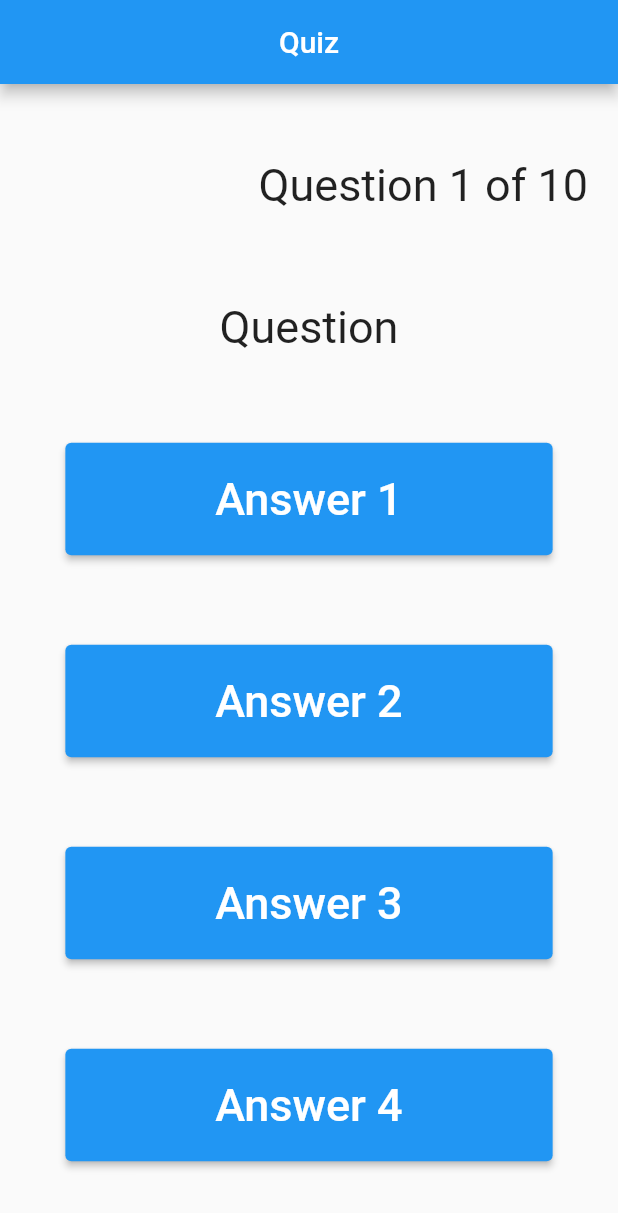
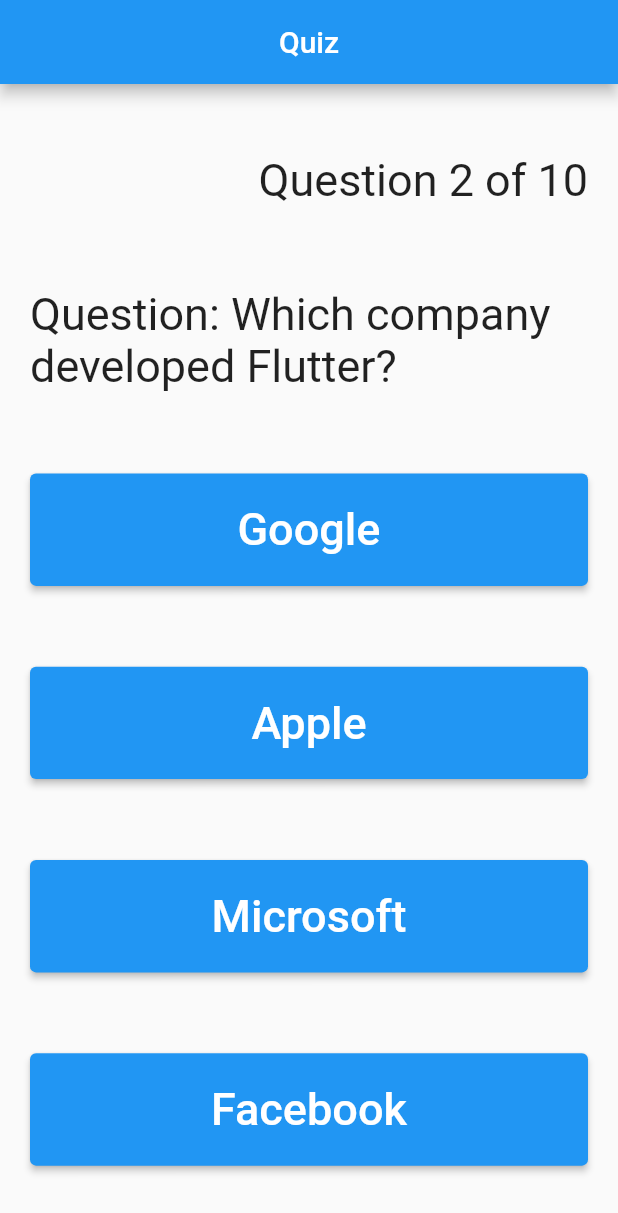
Before and after one commit to kamijidias/Flutter-Projects, a Flutter app: the screen it shows after launch, on a phone screen of 412 x 824 dp. Shown: the top 1213 px of the screen. Run offline on Flutter 3.47's test engine with Material 2 defaults, Android fonts, the phone set to English and light mode, and no system bars.

Commit message:
Criado estrutura de lista de dados na view

```diff
--- a/app_quiz/lib/quizpage.dart
+++ b/app_quiz/lib/quizpage.dart
@@ -94,7 +94,7 @@
       "correct_answer": 0
     });
 
-    print(quiz);
+    int questionNumber = 2;
 
     return MaterialApp(
       home: Scaffold(
@@ -106,59 +106,71 @@
           child: Column(
             mainAxisAlignment: MainAxisAlignment.spaceAround,
             children: [
-              const Align(
+              Align(
                 alignment: Alignment.topRight,
                 child: Text(
-                  'Question 1 of 10',
-                  style: TextStyle(fontSize: 30),
+                  'Question $questionNumber of 10',
+                  style: const TextStyle(fontSize: 30),
                 ),
               ),
-              const Text(
-                'Question',
-                style: TextStyle(fontSize: 30),
+              Text(
+                'Question: ${quiz[questionNumber - 1]["Question"]}',
+                style: const TextStyle(fontSize: 30),
               ),
-              ElevatedButton(
+              SizedBox(
+                width: double.infinity,
+                child: ElevatedButton(
                   onPressed: () {
                     print('clicked');
                   },
                   style: ElevatedButton.styleFrom(
                       padding: const EdgeInsets.fromLTRB(100, 20, 100, 20)),
-                child: const Text(
-                  'Answer 1',
-                  style: TextStyle(fontSize: 30),
+                  child: Text(
+                    quiz[questionNumber - 1]["Answer"][0],
+                    style: const TextStyle(fontSize: 30),
                   ),
                 ),
-              ElevatedButton(
+              ),
+              SizedBox(
+                width: double.infinity,
+                child: ElevatedButton(
                   onPressed: () {
                     print('clicked');
                   },
                   style: ElevatedButton.styleFrom(
                       padding: const EdgeInsets.fromLTRB(100, 20, 100, 20)),
-                child: const Text(
-                  'Answer 2',
-                  style: TextStyle(fontSize: 30),
+                  child: Text(
+                    quiz[questionNumber - 1]["Answer"][1],
+                    style: const TextStyle(fontSize: 30),
                   ),
                 ),
-              ElevatedButton(
+              ),
+              SizedBox(
+                width: double.infinity,
+                child: ElevatedButton(
                   onPressed: () {
                     print('clicked');
                   },
                   style: ElevatedButton.styleFrom(
                       padding: const EdgeInsets.fromLTRB(100, 20, 100, 20)),
-                child: const Text(
-                  'Answer 3',
-                  style: TextStyle(fontSize: 30),
+                  child: Text(
+                    quiz[questionNumber - 1]["Answer"][2],
+                    style: const TextStyle(fontSize: 30),
                   ),
                 ),
-              ElevatedButton(
+              ),
+              SizedBox(
+                width: double.infinity,
+                child: ElevatedButton(
                   onPressed: () {
                     print('clicked');
                   },
                   style: ElevatedButton.styleFrom(
                       padding: const EdgeInsets.fromLTRB(100, 20, 100, 20)),
-                child: const Text(
-                  'Answer 4',
-                  style: TextStyle(fontSize: 30),
+                  child: Text(
+                    quiz[questionNumber - 1]["Answer"][3],
+                    style: const TextStyle(fontSize: 30),
+                  ),
                 ),
               )
             ],
```
Lines whose indentation alone changed are shown as unchanged.
